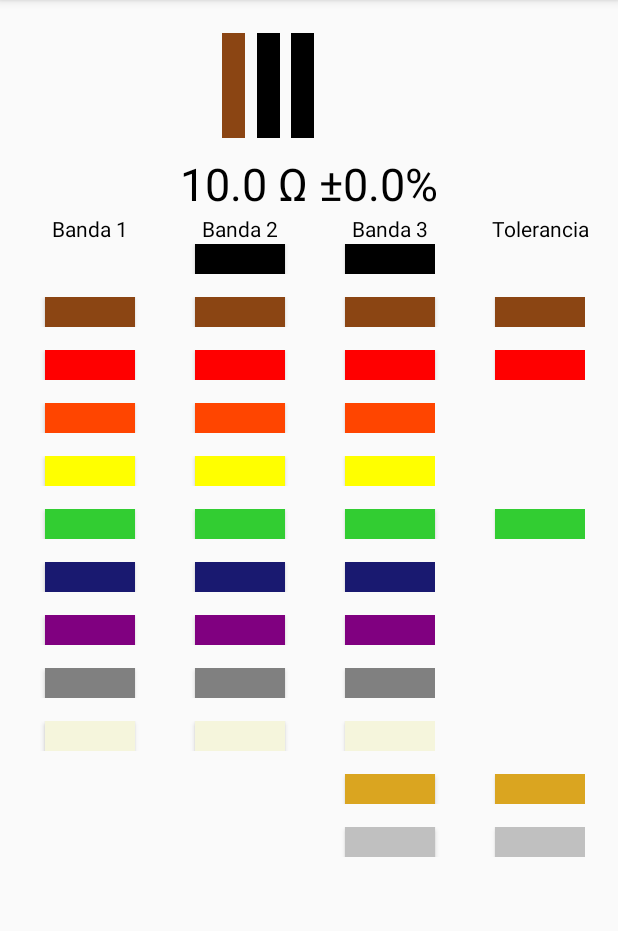
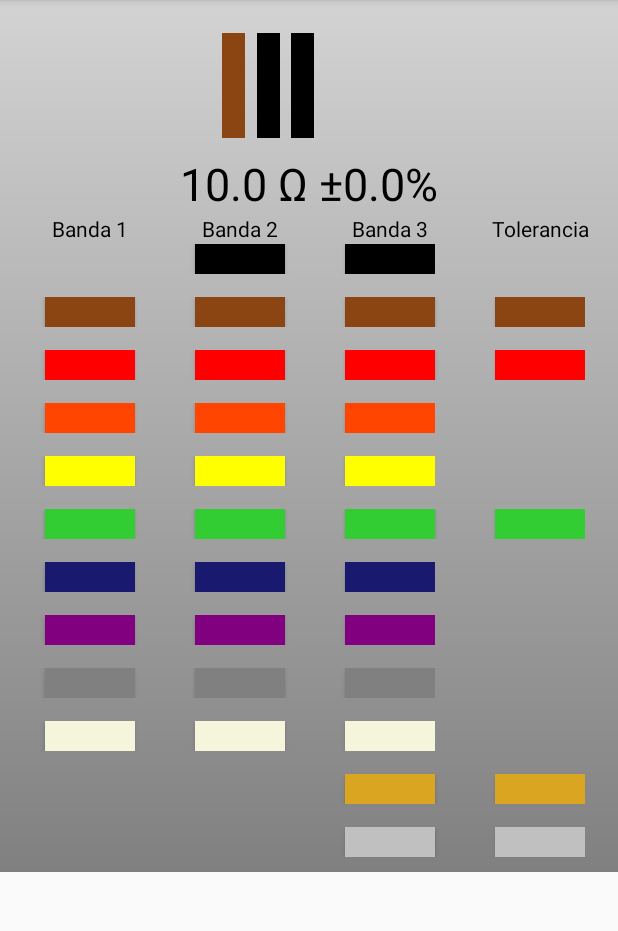
Before and after one commit to nestorcalvo/CalculadoraDeResistencias, an Android app: the screen it shows after launch (MainActivity), on a phone screen of 412 x 824 dp, the part 84-1015 px from its top. Run offline under Robolectric (Android 15) with nearby library versions, the light colour scheme and no system bars.

Commit message:
added missing line

```diff
--- a/app/src/main/res/layout/activity_main.xml
+++ b/app/src/main/res/layout/activity_main.xml
@@ -4,7 +4,7 @@
         xmlns:tools="http://schemas.android.com/tools" android:layout_width="match_parent"
         android:layout_height="wrap_content"
         android:orientation="vertical"
-
+        android:background="@drawable/gradient"
         android:padding="10dp">
     <FrameLayout
             android:layout_width="match_parent"
```
